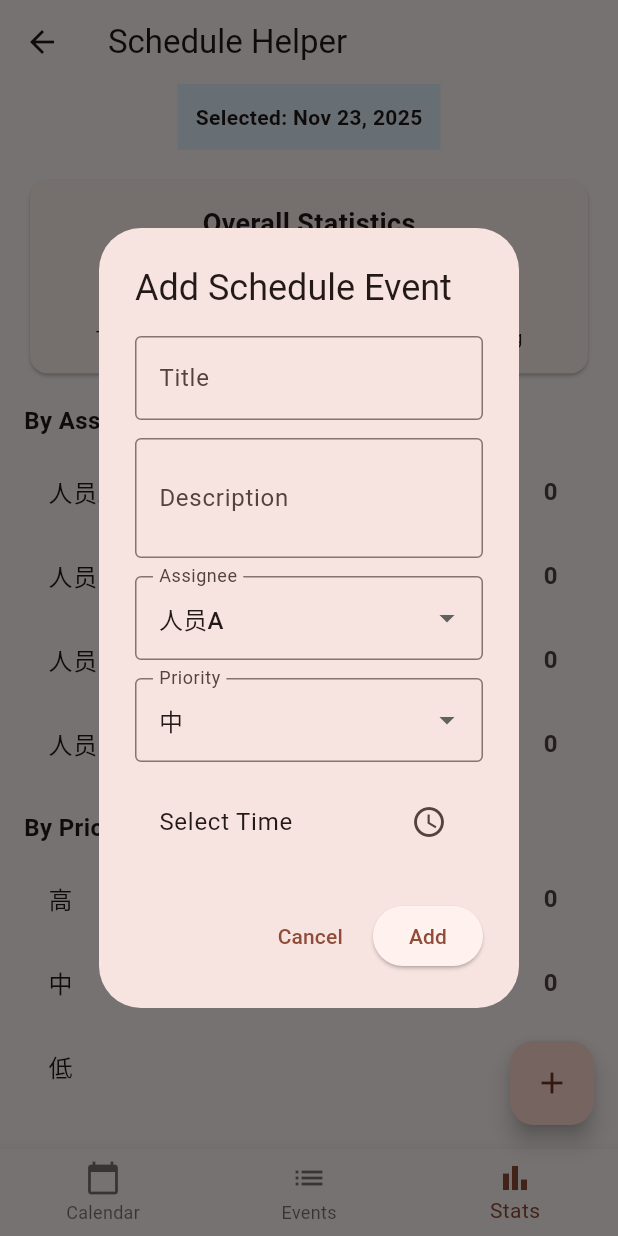
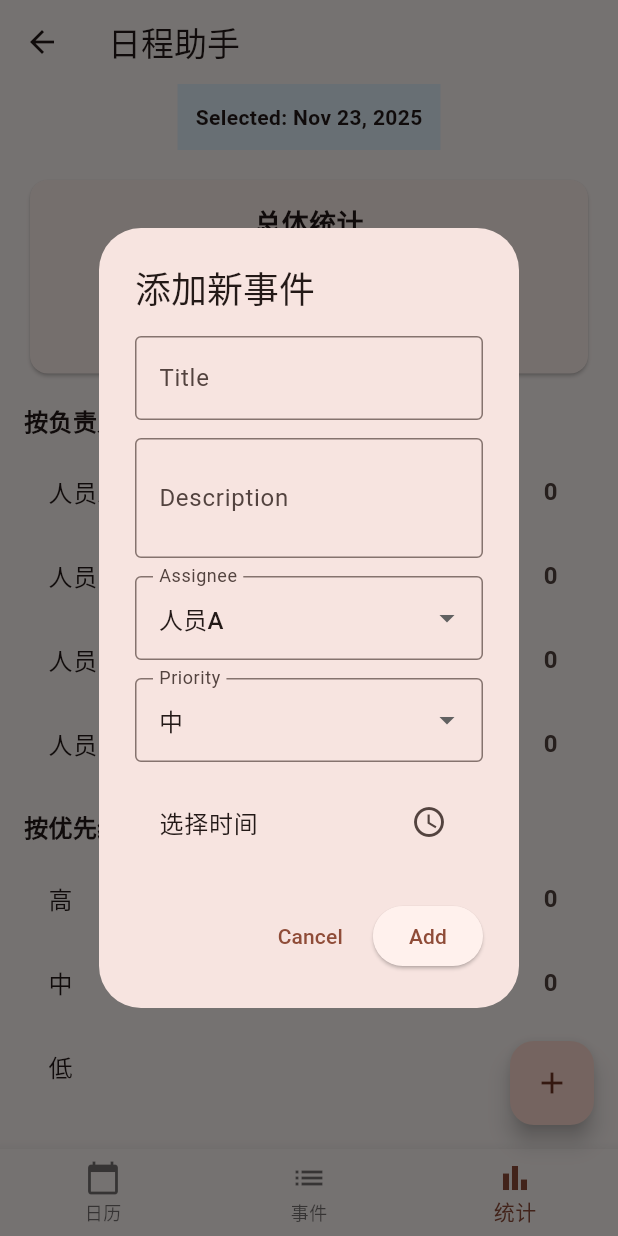
Before and after one commit to Supersource6666/EmpireNo1, a Flutter app: the ScheduleHelperPage screen opened directly, item 3 of the bottom bar chosen, after a tap on the "add" icon, on a phone screen of 412 x 824 dp. Run offline on Flutter 3.47's test engine with Material 3 defaults, Android fonts, the phone set to English and light mode, and no system bars; our stand-ins replace audioplayers, connectivity_plus, flutter_image_compress, image_picker, sensors_plus, shared_preferences and 2 more; accounts and stored records are empty.

Commit message:
feat: 完善日历助手页面1123

```diff
--- a/lib/pages/chat_room_page.dart
+++ b/lib/pages/chat_room_page.dart
@@ -1,7 +1,6 @@
 import 'package:flutter/material.dart';
 import 'dart:convert';
 import 'package:flutter/foundation.dart' show kIsWeb;
-import 'package:web_socket_channel/io.dart';
 import 'package:web_socket_channel/web_socket_channel.dart';
 import 'package:http/http.dart' as http;
 import 'p2p_chat_page.dart';
@@ -18,7 +17,7 @@ class _ChatRoomPageState extends State<ChatRoomPage> {
 	final List<Map<String, dynamic>> messages = [];
 	final TextEditingController _controller = TextEditingController();
 
-	WebSocketChannel? _wsChannel;
+	dynamic _wsChannel;
 	bool _wsConnected = false;
 
 	String _username = "访客";
@@ -65,7 +64,7 @@ class _ChatRoomPageState extends State<ChatRoomPage> {
 				? 'ws://${AppConfig.wsHost}:${AppConfig.wsPort}'
 				: 'wss://yourserver.example.com:443';
 		try {
-			_wsChannel = IOWebSocketChannel.connect(wsUrl);
+			_wsChannel = WebSocketChannel.connect(Uri.parse(wsUrl));
 			_wsChannel!.sink.add(
 				jsonEncode({"type": "join", "from": _userId, "room": _userId}),
 			);
--- a/lib/pages/schedule_helper_page.dart
+++ b/lib/pages/schedule_helper_page.dart
@@ -64,7 +64,7 @@ class _ScheduleHelperPageState extends State<ScheduleHelperPage> {
     showDialog(
       context: context,
       builder: (context) => AlertDialog(
-        title: const Text('Add Schedule Event'),
+        title: const Text('添加新事件'),
         content: SingleChildScrollView(
           child: Column(
             mainAxisSize: MainAxisSize.min,
@@ -109,8 +109,8 @@ class _ScheduleHelperPageState extends State<ScheduleHelperPage> {
               ListTile(
                 title: Text(
                   selectedTime == null
-                      ? 'Select Time'
-                      : 'Time: ${selectedTime.toString()}',
+                      ? '选择时间'
+                      : '时间: ${selectedTime.toString()}',
                 ),
                 trailing: const Icon(Icons.schedule),
                 onTap: () async {
@@ -490,16 +490,16 @@ class _ScheduleHelperPageState extends State<ScheduleHelperPage> {
                 child: Column(
                   children: [
                     const Text(
-                      'Overall Statistics',
+                      '总体统计',
                       style: TextStyle(fontSize: 18, fontWeight: FontWeight.bold),
                     ),
                     const SizedBox(height: 16),
                     Row(
                       mainAxisAlignment: MainAxisAlignment.spaceAround,
                       children: [
-                        _buildStatItem('Total Events', allEvents.length.toString(), Colors.blue),
-                        _buildStatItem('Completed', completedEvents.length.toString(), Colors.green),
-                        _buildStatItem('Pending', pendingEvents.length.toString(), Colors.orange),
+                        _buildStatItem('事件总计', allEvents.length.toString(), Colors.blue),
+                        _buildStatItem('已完成', completedEvents.length.toString(), Colors.green),
+                        _buildStatItem('待处理', pendingEvents.length.toString(), Colors.orange),
                       ],
                     ),
                   ],
@@ -508,7 +508,7 @@ class _ScheduleHelperPageState extends State<ScheduleHelperPage> {
             ),
             const SizedBox(height: 16),
             const Text(
-              'By Assignee',
+              '按负责人',
               style: TextStyle(fontSize: 16, fontWeight: FontWeight.bold),
             ),
             const SizedBox(height: 8),
@@ -521,7 +521,7 @@ class _ScheduleHelperPageState extends State<ScheduleHelperPage> {
             }),
             const SizedBox(height: 16),
             const Text(
-              'By Priority',
+              '按优先级',
               style: TextStyle(fontSize: 16, fontWeight: FontWeight.bold),
             ),
             const SizedBox(height: 8),
@@ -542,7 +542,7 @@ class _ScheduleHelperPageState extends State<ScheduleHelperPage> {
   Widget build(BuildContext context) {
     return Scaffold(
       appBar: AppBar(
-        title: const Text('Schedule Helper'),
+        title: const Text('日程助手'),
         elevation: 0,
       ),
       body: Column(
@@ -573,15 +573,15 @@ class _ScheduleHelperPageState extends State<ScheduleHelperPage> {
         items: const [
           BottomNavigationBarItem(
             icon: Icon(Icons.calendar_today),
-            label: 'Calendar',
+            label: '日历',
           ),
           BottomNavigationBarItem(
             icon: Icon(Icons.list),
-            label: 'Events',
+            label: '事件',
           ),
           BottomNavigationBarItem(
             icon: Icon(Icons.bar_chart),
-            label: 'Stats',
+            label: '统计',
           ),
         ],
       ),
--- a/pubspec.yaml
+++ b/pubspec.yaml
@@ -30,7 +30,7 @@ environment:
 dependencies:
   flutter:
     sdk: flutter
-  web_socket_channel: ^2.4.0
+  web_socket_channel: ^3.0.3
   uuid: ^3.0.6
   universal_io: ^2.0.4
   connectivity_plus: ^5.0.0
```
Also changed, not shown: lib/pages/p2p_chat_page.dart (+2 -9 lines), pubspec.lock, 3 other files.
